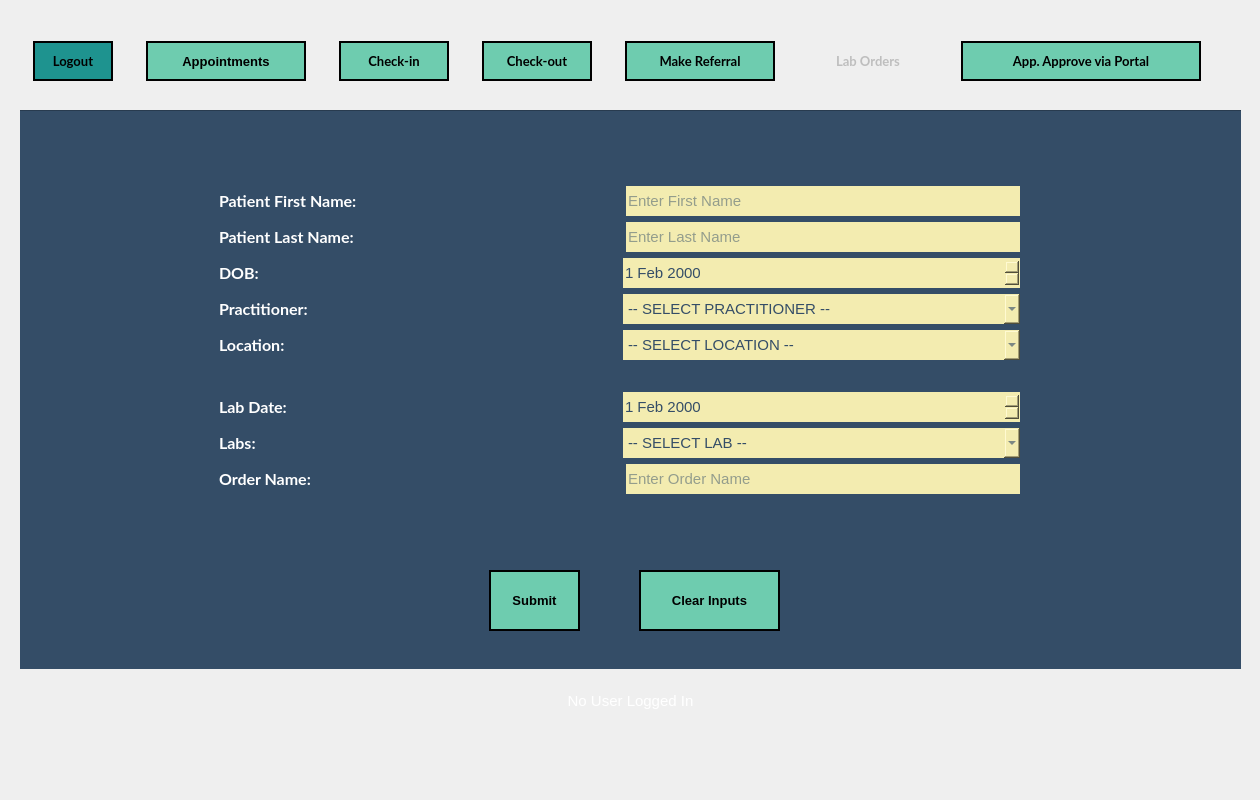
The window that frontend/ui/LabOrdersWindow.ui (mxrked/Medical-Office-Administration) describes before a commit, drawn with Qt 5.
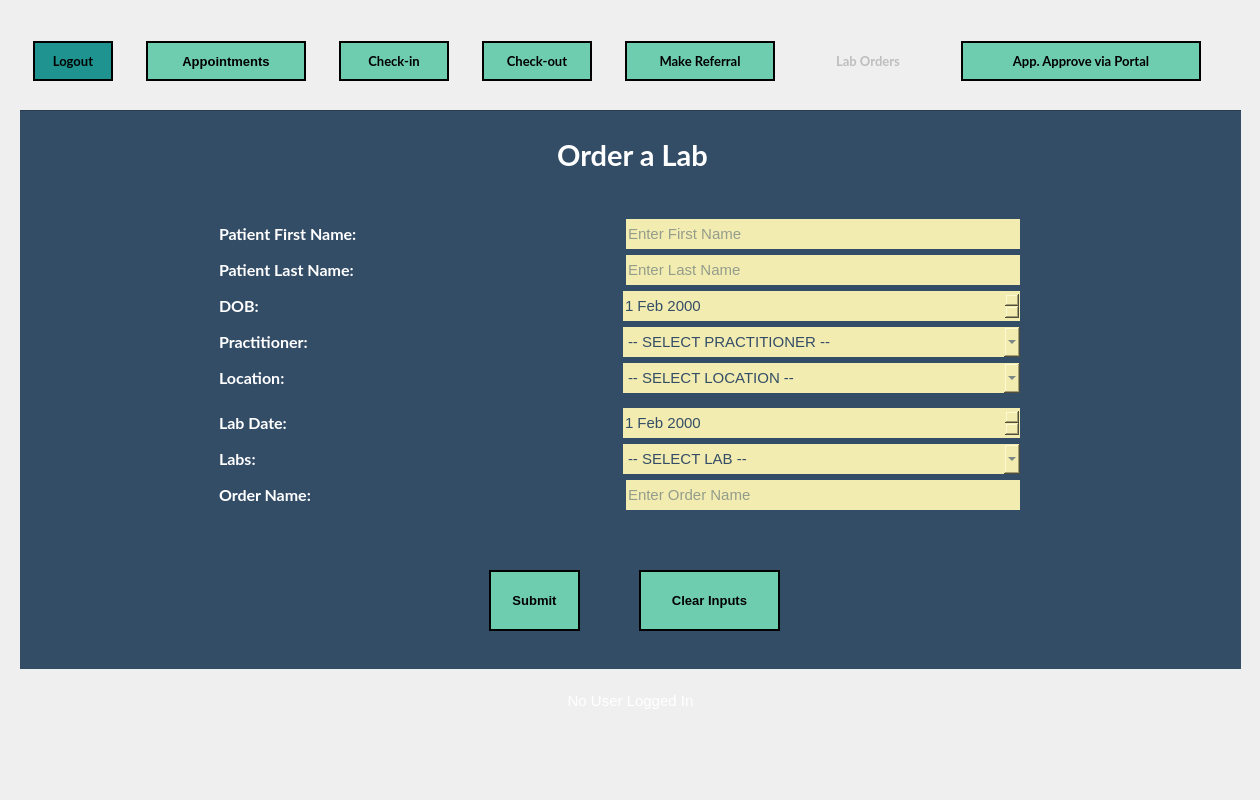
The same window after the commit. Icons and pictures are not drawn.

Commit message: Added titles to window and made fixes to ui

Patch:
```diff
--- a/frontend/ui/LabOrdersWindow.ui
+++ b/frontend/ui/LabOrdersWindow.ui
@@ -465,9 +465,9 @@
       <property name="geometry">
        <rect>
         <x>200</x>
-        <y>50</y>
+        <y>100</y>
         <width>801</width>
-        <height>361</height>
+        <height>311</height>
        </rect>
       </property>
       <layout class="QVBoxLayout" name="verticalLayout_Top_2">
@@ -906,6 +906,47 @@
        <string>Clear Inputs</string>
       </property>
      </widget>
+     <widget class="QLabel" name="Lable_CheckIns">
+      <property name="geometry">
+       <rect>
+        <x>-2</x>
+        <y>20</y>
+        <width>1231</width>
+        <height>50</height>
+       </rect>
+      </property>
+      <property name="minimumSize">
+       <size>
+        <width>0</width>
+        <height>50</height>
+       </size>
+      </property>
+      <property name="maximumSize">
+       <size>
+        <width>16777215</width>
+        <height>50</height>
+       </size>
+      </property>
+      <property name="font">
+       <font>
+        <family>Lato</family>
+        <pointsize>22</pointsize>
+        <weight>75</weight>
+        <bold>true</bold>
+       </font>
+      </property>
+      <property name="styleSheet">
+       <string notr="true">QLabel {
+	color: white;
+}</string>
+      </property>
+      <property name="text">
+       <string>Order a Lab</string>
+      </property>
+      <property name="alignment">
+       <set>Qt::AlignCenter</set>
+      </property>
+     </widget>
     </widget>
    </widget>
    <widget class="QGroupBox" name="horizontalGroupBox">
```
The commit also changes 5 other files.
